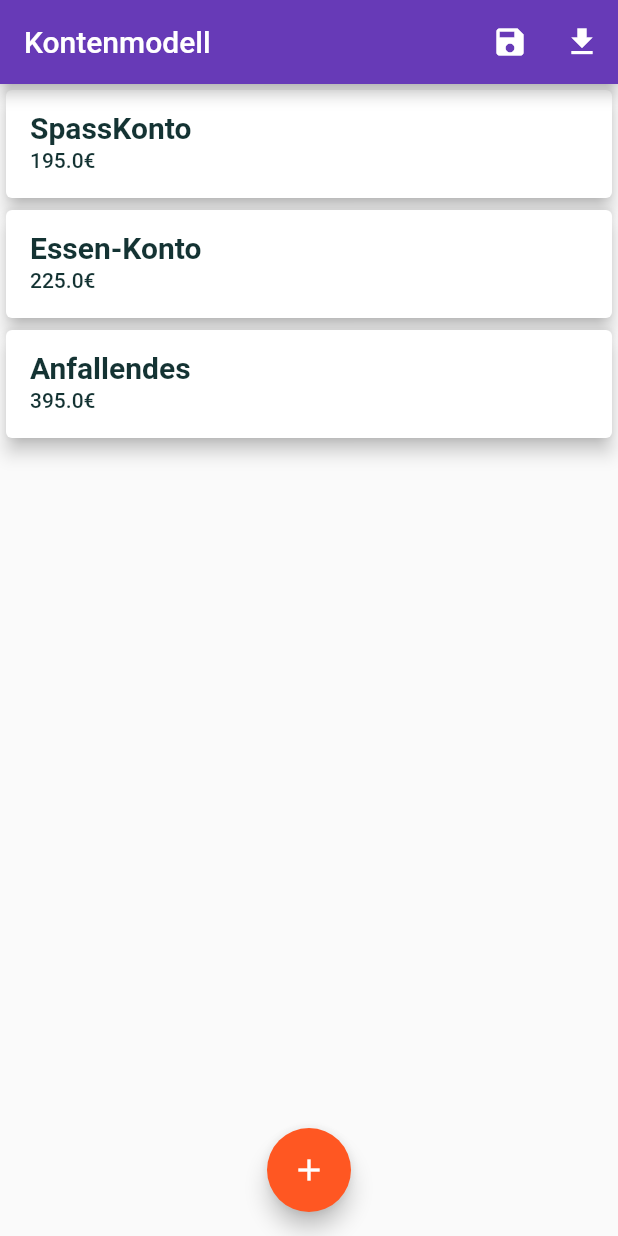
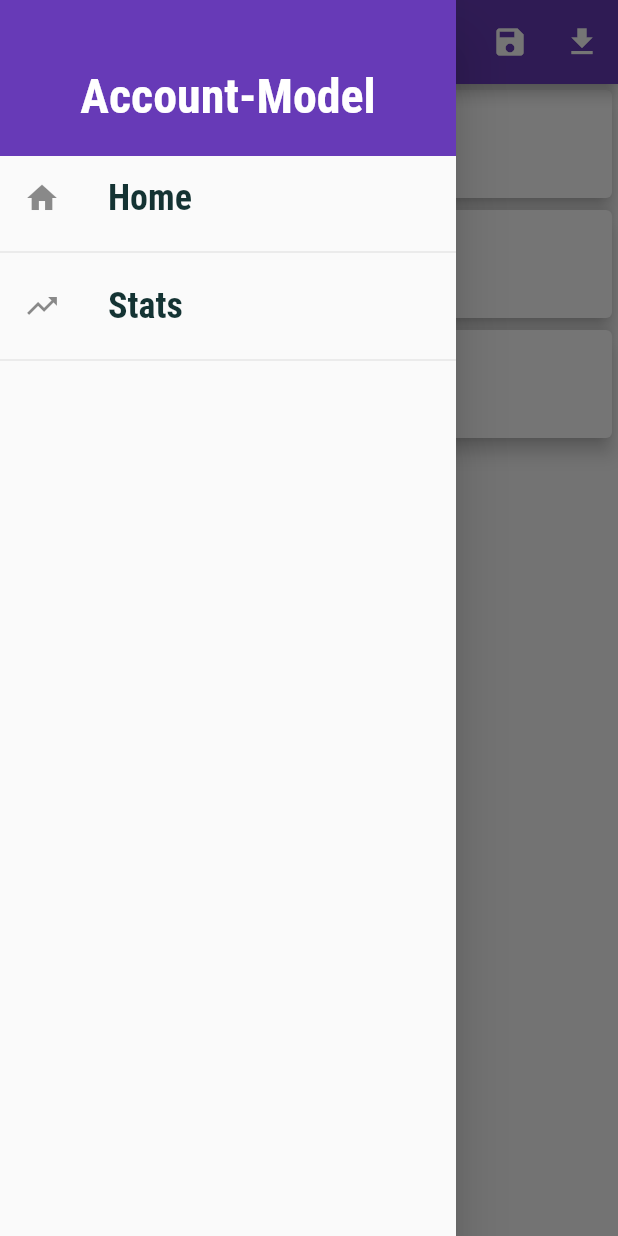
Before and after one commit to ThreeLakeGames/finance-manager, a Flutter app: the screen it shows after launch, with the side drawer open (before the commit the screen has no drawer), on a phone screen of 412 x 824 dp. Run offline on Flutter 3.47's test engine with Material 2 defaults, Android fonts, the phone set to English and light mode, and no system bars; our stand-ins replace shared_preferences.

Commit message:
store dates, fixed layout list

```diff
--- a/lib/main.dart
+++ b/lib/main.dart
@@ -26,7 +26,7 @@ class MyApp extends StatelessWidget {
                     color: Color.fromRGBO(20, 51, 51, 1),
                   ),
                   headline1: TextStyle(
-                    fontSize: 24,
+                    fontSize: 28,
                     fontWeight: FontWeight.bold,
                     fontFamily: "RobotoCondensed",
                     color: Colors.white,
@@ -48,6 +48,9 @@ class MyApp extends StatelessWidget {
         routes: {
           AccountDetailScreen.routeName: (ctx) {
             return AccountDetailScreen();
+          },
+          HomeOverviewScreen.routeName: (ctx) {
+            return HomeOverviewScreen();
           }
         },
       ),
--- a/lib/models/transaction.dart
+++ b/lib/models/transaction.dart
@@ -3,16 +3,18 @@ class Transaction {
   DateTime date = DateTime.now();
   double amount;
 
-  Transaction({this.title = "", this.amount = 0});
+  Transaction({this.title = "", this.amount = 0, this.date});
 
   Transaction.fromJson(Map<String, dynamic> json)
       : title = json["title"],
-        amount = json["amount"];
+        amount = json["amount"],
+        date = DateTime.tryParse(json["date"]);
 
   Map<String, dynamic> toJson() {
     return {
       "title": title,
       "amount": amount,
+      "date": date.toIso8601String(),
     };
   }
 }
--- a/lib/provider/account_item_data.dart
+++ b/lib/provider/account_item_data.dart
@@ -10,10 +10,10 @@ class AccountItemData with ChangeNotifier {
   String title;
   double currentCash;
   List<Transaction> _transactions = [
-    Transaction(title: "Kellerwirt", amount: 17),
-    Transaction(title: "Müllnerbräu", amount: 45),
-    Transaction(title: "This is another Git test", amount: 32)
-
+    Transaction(title: "Kellerwirt", amount: 17, date: DateTime.now()),
+    Transaction(title: "Müllnerbräu", amount: 45, date: DateTime.now()),
+    Transaction(
+        title: "This is another Git test", amount: 32, date: DateTime.now())
   ];
 
   AccountItemData({
@@ -45,6 +45,7 @@ class AccountItemData with ChangeNotifier {
           Transaction.fromJson(jsonDecode(transactionString));
       _transactions.add(loadedTransaction);
     });
+    notifyListeners();
   }
 
   void storeItem() async {
--- a/lib/provider/account_list_data.dart
+++ b/lib/provider/account_list_data.dart
@@ -64,6 +64,7 @@ class AccountListData with ChangeNotifier {
       loadedAccountItem.initTransactions(accountTransactionData);
       _accountList.add(loadedAccountItem);
     });
+    notifyListeners();
   }
 
   AccountItemData accountByID(String id) {
--- a/lib/screens/account_detail_screen.dart
+++ b/lib/screens/account_detail_screen.dart
@@ -99,12 +99,19 @@ class _AccountDetailScreenState extends State<AccountDetailScreen> {
         title: Text(accountData.title,
             style: Theme.of(context).textTheme.headline1),
       ),
-      body: Column(
+      body: LayoutBuilder(
+        builder: (ctx, constrainsts) => Column(
           children: [
-          Text("Budget: " + accountData.currentCash.toString() + "€",
+            Container(
+              height: constrainsts.maxHeight * 0.08,
+              child: Center(
+                child: Text(
+                    "Budget: " + accountData.currentCash.toString() + "€",
                     style: Theme.of(context).textTheme.headline3),
+              ),
+            ),
             Container(
-            height: 400,
+              height: constrainsts.maxHeight * 0.92,
               child: ListView.builder(
                 itemCount: accountData.transactions.length,
                 itemBuilder: (ctx, i) {
@@ -113,6 +120,7 @@ class _AccountDetailScreenState extends State<AccountDetailScreen> {
               ),
             )
           ],
+        ),
       ),
       floatingActionButton: FloatingActionButton(
         onPressed: () {
--- a/lib/screens/home_overview_screen.dart
+++ b/lib/screens/home_overview_screen.dart
@@ -1,9 +1,12 @@
 import 'package:finance_manager/provider/account_list_data.dart';
 import 'package:finance_manager/widgets/account_list.dart';
+import 'package:finance_manager/widgets/main_drawer.dart';
 import 'package:flutter/material.dart';
 import 'package:provider/provider.dart';
 
 class HomeOverviewScreen extends StatelessWidget {
+  static const routeName = "/home-overview-screen";
+
   @override
   Widget build(BuildContext context) {
     return Scaffold(
@@ -24,6 +27,7 @@ class HomeOverviewScreen extends StatelessWidget {
           ),
         ],
       ),
+      drawer: MainDrawer(),
       body: AccountList(),
       floatingActionButton: FloatingActionButton(
         child: Icon(Icons.add),
--- a/lib/widgets/account_item.dart
+++ b/lib/widgets/account_item.dart
@@ -14,6 +14,7 @@ class AccountItem extends StatefulWidget {
 
 class _AccountItemState extends State<AccountItem> {
   FutureOr onGoBack(dynamic value) {
+    print("ON GO BACk");
     setState(() {});
   }
 
@@ -24,7 +25,7 @@ class _AccountItemState extends State<AccountItem> {
       child: ListTile(
         title: Text(
           widget.accountItemData.title,
-          style: Theme.of(context).textTheme.headline2,
+          style: Theme.of(context).textTheme.headline3,
         ),
         subtitle: Text(
           widget.accountItemData.currentCash.toString() + "€",
--- /dev/null
+++ b/lib/widgets/main_drawer.dart
@@ -0,0 +1,60 @@
+import 'package:finance_manager/screens/home_overview_screen.dart';
+import 'package:flutter/material.dart';
+
+class MainDrawer extends StatelessWidget {
+  Widget buildListTile(
+    String title,
+    IconData icon,
+    Function tapHandler,
+  ) {
+    return ListTile(
+      leading: Icon(icon),
+      title: Text(
+        title,
+        style: TextStyle(
+          fontFamily: "RobotoCondensed",
+          fontSize: 24,
+          fontWeight: FontWeight.bold,
+        ),
+      ),
+      onTap: tapHandler,
+    );
+  }
+
+  @override
+  Widget build(BuildContext context) {
+    return Drawer(
+      child: Column(
+        children: [
+          Container(
+            height: 24,
+            color: Theme.of(context).primaryColor,
+          ),
+          Container(
+            height: 80,
+            width: double.infinity,
+            color: Theme.of(context).primaryColor,
+            alignment: Alignment.center,
+            child: Text(
+              "Account-Model",
+              style: TextStyle(
+                  color: Colors.white,
+                  fontSize: 32,
+                  fontFamily: "RobotoCondensed",
+                  fontWeight: FontWeight.bold),
+            ),
+          ),
+          buildListTile("Home", Icons.home, () {
+            Navigator.pushReplacementNamed(
+                context, HomeOverviewScreen.routeName);
+          }),
+          Divider(),
+          buildListTile("Stats", Icons.trending_up, () {
+            // Navigator.pushReplacementNamed(context, ChartScreen.routeName);
+          }),
+          Divider(),
+        ],
+      ),
+    );
+  }
+}
--- a/lib/widgets/new_transaction.dart
+++ b/lib/widgets/new_transaction.dart
@@ -14,7 +14,7 @@ class NewTransaction extends StatefulWidget {
 class _NewTransactionState extends State<NewTransaction> {
   final _form = GlobalKey<FormState>();
 
-  var _newTransaction = Transaction();
+  var _newTransaction = Transaction(date: DateTime.now());
 
   void _submitData() {
     final _isValid = _form.currentState?.validate();
```
Also changed, not shown: pubspec.yaml (+18 -13 lines). Lines whose indentation alone changed are shown as unchanged.
